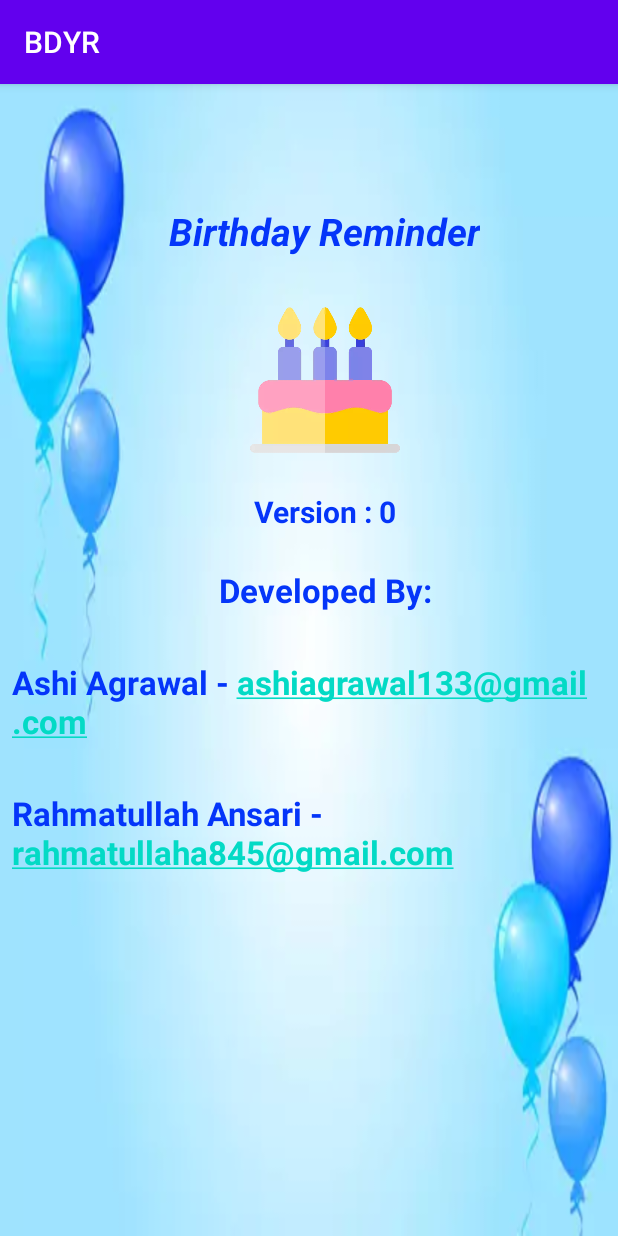
After one commit to Rahmatullah-Ansari/Birthday_Reminder, an Android app: the About screen opened directly, with no data from a screen before it, on a phone screen of 412 x 824 dp. The commit adds this screen. Run offline under Robolectric (Android 15) with nearby library versions, the phone set to English and light mode, and no system bars.

Commit message:
Bithday-0.2.1

```diff
--- a/app/src/main/AndroidManifest.xml
+++ b/app/src/main/AndroidManifest.xml
@@ -20,9 +20,12 @@
         android:theme="@style/Theme.BDYR"
         tools:ignore="AllowBackup">
         <activity
+            android:name=".Activities.About"
+            android:exported="false" />
+        <activity
             android:name=".Activities.Setting"
-            android:label="Setting"
-            android:exported="false" />
+            android:exported="false"
+            android:label="Setting" />
         <activity
             android:name=".Activities.AddEvent"
             android:exported="false" />
--- /dev/null
+++ b/app/src/main/java/com/android/bdyr/Activities/About.java
@@ -0,0 +1,30 @@
+package com.android.bdyr.Activities;
+
+import androidx.appcompat.app.AppCompatActivity;
+
+import android.content.pm.PackageInfo;
+import android.content.pm.PackageManager;
+import android.os.Bundle;
+import android.widget.TextView;
+
+import com.android.bdyr.databinding.ActivityAboutBinding;
+
+public class About extends AppCompatActivity {
+    ActivityAboutBinding binding;
+    TextView textView;
+    @Override
+    protected void onCreate(Bundle savedInstanceState) {
+        super.onCreate(savedInstanceState);
+        binding=ActivityAboutBinding.inflate(getLayoutInflater());
+        setContentView(binding.getRoot());
+        textView=binding.version;
+        try {
+            PackageInfo info=getPackageManager().getPackageInfo(getPackageName(),0);
+            int versionCode=info.versionCode;
+            textView.setText("Version : "+versionCode);
+        } catch (PackageManager.NameNotFoundException e) {
+            e.printStackTrace();
+        }
+
+    }
+}
--- a/app/src/main/java/com/android/bdyr/Activities/HomeScreen.java
+++ b/app/src/main/java/com/android/bdyr/Activities/HomeScreen.java
@@ -111,6 +111,9 @@ public class HomeScreen extends AppCompatActivity {
             case R.id.setting:
                 startActivity(new Intent(HomeScreen.this,Setting.class));
                 break;
+            case R.id.about:
+                startActivity(new Intent(HomeScreen.this,About.class));
+                break;
         }
         return super.onOptionsItemSelected(item);
     }
--- a/app/src/main/java/com/android/bdyr/Adapter/UpcomingAdapter.java
+++ b/app/src/main/java/com/android/bdyr/Adapter/UpcomingAdapter.java
@@ -34,7 +34,6 @@ import java.text.SimpleDateFormat;
 import java.time.LocalDateTime;
 import java.time.format.DateTimeFormatter;
 import java.util.ArrayList;
-import java.util.Calendar;
 import java.util.Date;
 
 public class UpcomingAdapter extends RecyclerView.Adapter {
--- /dev/null
+++ b/app/src/main/res/layout/activity_about.xml
@@ -0,0 +1,90 @@
+<?xml version="1.0" encoding="utf-8"?>
+<androidx.constraintlayout.widget.ConstraintLayout xmlns:app="http://schemas.android.com/apk/res-auto"
+    xmlns:tools="http://schemas.android.com/tools"
+    xmlns:android="http://schemas.android.com/apk/res/android"
+    android:layout_width="match_parent"
+    android:layout_height="match_parent"
+    android:background="@drawable/bdy1"
+    tools:context=".Activities.About">
+
+    <TextView
+        android:id="@+id/textView"
+        android:layout_width="wrap_content"
+        android:layout_height="wrap_content"
+        android:text="Birthday Reminder"
+        android:textColor="#0435F9"
+        android:textSize="25sp"
+        android:textStyle="bold|italic"
+        android:fontFamily="sans-serif"
+        app:layout_constraintBottom_toBottomOf="parent"
+        app:layout_constraintEnd_toEndOf="parent"
+        app:layout_constraintHorizontal_bias="0.55"
+        app:layout_constraintStart_toStartOf="parent"
+        app:layout_constraintTop_toTopOf="parent"
+        app:layout_constraintVertical_bias="0.110000014" />
+
+    <ImageView
+        android:id="@+id/imageView"
+        android:layout_width="100dp"
+        android:layout_height="100dp"
+        android:layout_marginTop="32dp"
+        android:src="@drawable/bdy"
+        app:layout_constraintEnd_toEndOf="@+id/textView"
+        app:layout_constraintStart_toStartOf="@+id/textView"
+        app:layout_constraintTop_toBottomOf="@+id/textView" />
+
+    <TextView
+        android:id="@+id/version"
+        android:layout_width="wrap_content"
+        android:layout_height="wrap_content"
+        android:layout_marginTop="24dp"
+        android:text="Version"
+        android:textColor="#0435F9"
+        android:textSize="20sp"
+        android:textStyle="bold"
+        app:layout_constraintEnd_toEndOf="@+id/imageView"
+        app:layout_constraintStart_toStartOf="@+id/imageView"
+        app:layout_constraintTop_toBottomOf="@+id/imageView" />
+    <TextView
+        android:id="@+id/develop"
+        android:layout_width="wrap_content"
+        android:layout_height="wrap_content"
+        android:layout_marginTop="24dp"
+        android:text="Developed By:"
+        android:textColor="#0435F9"
+        android:textSize="22sp"
+        android:textStyle="bold"
+        app:layout_constraintEnd_toEndOf="@+id/version"
+        app:layout_constraintStart_toStartOf="@+id/version"
+        app:layout_constraintTop_toBottomOf="@+id/version" />
+
+    <TextView
+        android:id="@+id/ashi"
+        android:layout_width="wrap_content"
+        android:layout_height="wrap_content"
+        android:layout_marginTop="24dp"
+        android:padding="8dp"
+        android:text="Ashi Agrawal - ashiagrawal133@gmail.com"
+        android:textColor="#0435F9"
+        android:autoLink="email"
+        android:textSize="22sp"
+        android:textStyle="bold"
+        app:layout_constraintBottom_toTopOf="@+id/rahmat"
+        app:layout_constraintStart_toStartOf="parent"
+        app:layout_constraintTop_toBottomOf="@+id/develop"
+        app:layout_constraintVertical_bias="0.19" />
+
+    <TextView
+        android:id="@+id/rahmat"
+        android:layout_width="wrap_content"
+        android:layout_height="wrap_content"
+        android:layout_marginTop="16dp"
+        android:padding="8dp"
+        android:text="Rahmatullah Ansari - rahmatullaha845@gmail.com"
+        android:textColor="#0435F9"
+        android:autoLink="email"
+        android:textSize="22sp"
+        android:textStyle="bold"
+        app:layout_constraintStart_toStartOf="parent"
+        app:layout_constraintTop_toBottomOf="@+id/ashi" />
+</androidx.constraintlayout.widget.ConstraintLayout>
--- a/app/src/main/res/menu/home_menu.xml
+++ b/app/src/main/res/menu/home_menu.xml
@@ -13,4 +13,6 @@
         android:title="@string/import_event"/>
     <item android:title="@string/setting"
         android:id="@+id/setting"/>
+    <item android:title="About"
+        android:id="@+id/about"/>
 </menu>
```
Also changed, not shown: app/src/main/res/drawable/bdy1.webp (added).
